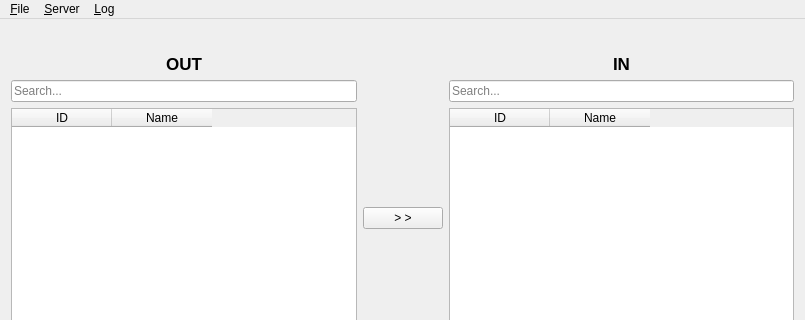
Above: access_control_client/mainwindow.ui from jlliteres/edib before the change; both pictures show x 0 to 805 and y 0 to 320 of the 805 by 518 pixel window. Below: the same form after it.
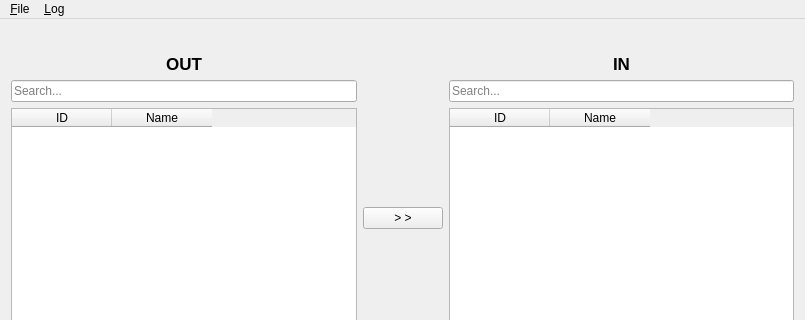
That is the form after the change.

What changed in the file:
```diff
--- a/access_control_client/mainwindow.ui
+++ b/access_control_client/mainwindow.ui
@@ -192,12 +192,6 @@
      <height>23</height>
     </rect>
    </property>
-   <widget class="QMenu" name="menuServer">
-    <property name="title">
-     <string>&amp;Server</string>
-    </property>
-    <addaction name="actionS_tatus"/>
-   </widget>
    <widget class="QMenu" name="menu_File">
     <property name="title">
      <string>&amp;File</string>
@@ -211,7 +205,6 @@
     <addaction name="action_Info"/>
    </widget>
    <addaction name="menu_File"/>
-   <addaction name="menuServer"/>
    <addaction name="menu_Log"/>
   </widget>
   <action name="actionS_tatus">
```
Left out of the diff: 11 changed lines with no effect on the pictures.
